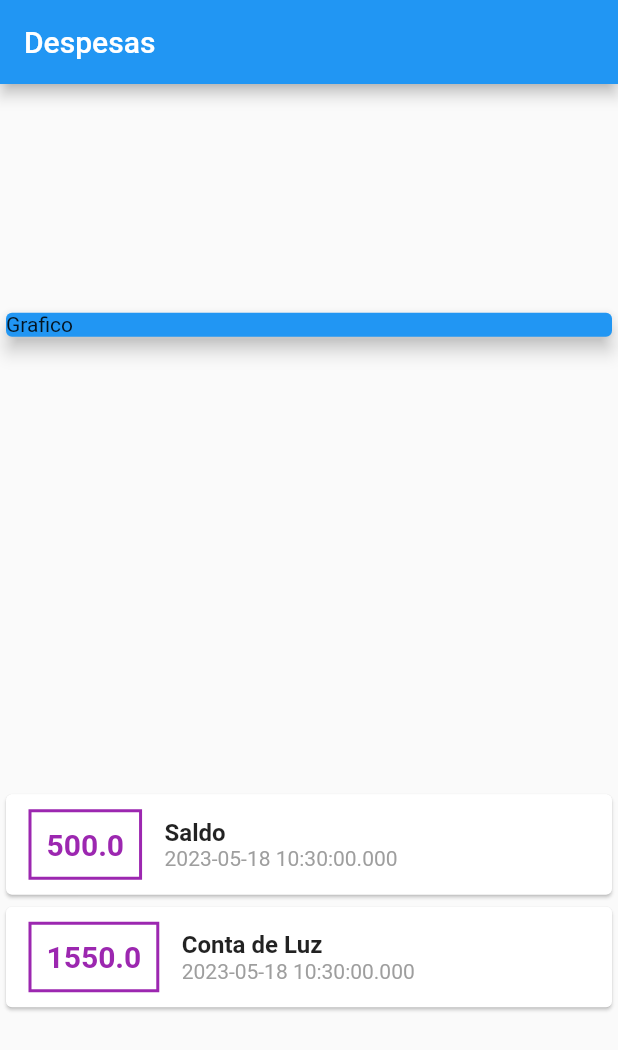
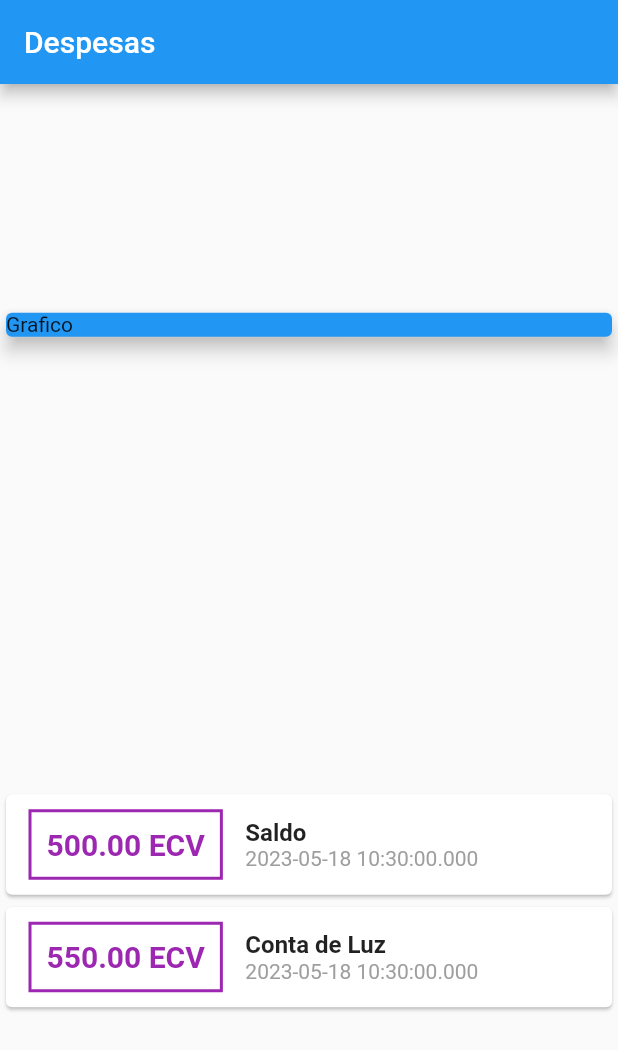
Before and after one commit to anarodrigues1996/expenses, a Flutter app: the screen it shows after launch, on a phone screen of 412 x 824 dp. Shown: the top 1050 px of the screen. Run offline on Flutter 3.47's test engine with Material 2 defaults, Android fonts, the phone set to English and light mode, and no system bars.

Commit message:
String interpolation

```diff
--- a/lib/Pages/home_page.dart
+++ b/lib/Pages/home_page.dart
@@ -8,7 +8,7 @@ class HomePage extends StatelessWidget {
 
       ),
       Transaction(
-      id: '2', title: 'Conta de Luz', value: 1550, date: DateTime.now(),
+      id: '2', title: 'Conta de Luz', value: 550, date: DateTime.now(),
 
       ),
   ];
@@ -38,7 +38,8 @@ class HomePage extends StatelessWidget {
                   Container(
                     margin: const EdgeInsets.symmetric(
                       horizontal: 15,
-                       vertical: 10),
+                      vertical: 10
+                      ),
                        decoration: BoxDecoration(
                         border: Border.all(
                           color: Colors.purple,
@@ -46,8 +47,9 @@ class HomePage extends StatelessWidget {
                         )
                        ),
                        padding: const EdgeInsets.all(10),
-                    child: Text(tr.value.toString(),
-                    style: const TextStyle(
+                      child: Text(
+                      '${tr.value.toStringAsFixed(2)} ECV',
+                      style: const TextStyle(
                         fontWeight: FontWeight.bold,
                         fontSize: 20,
                         color: Colors.purple),
```
